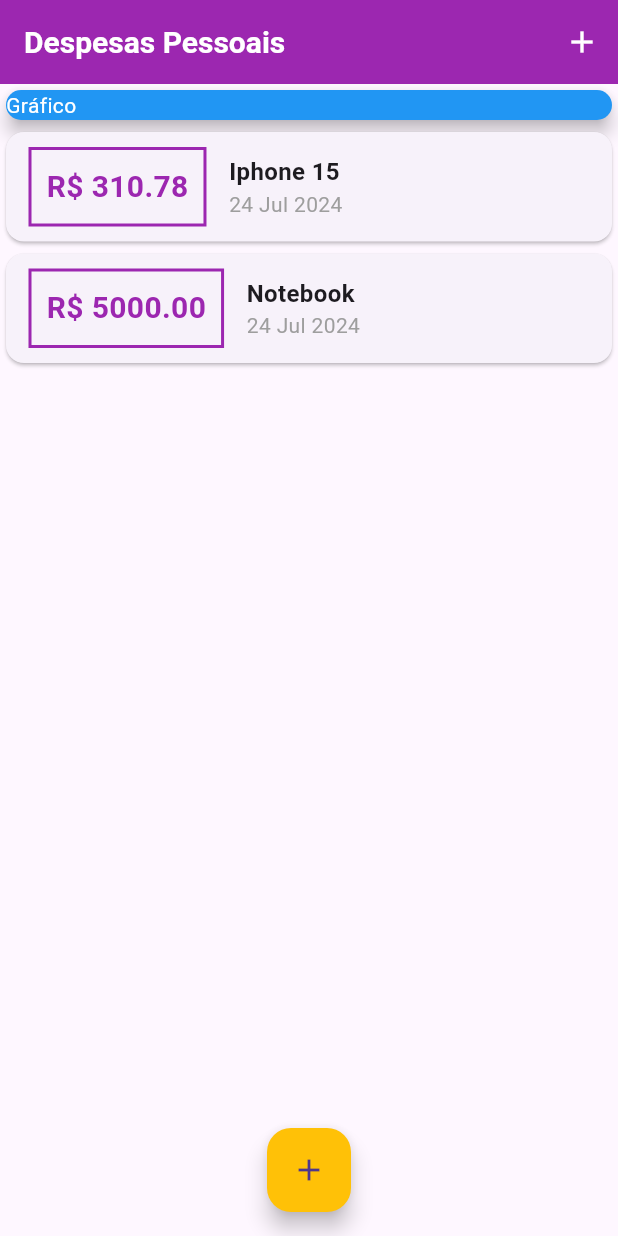
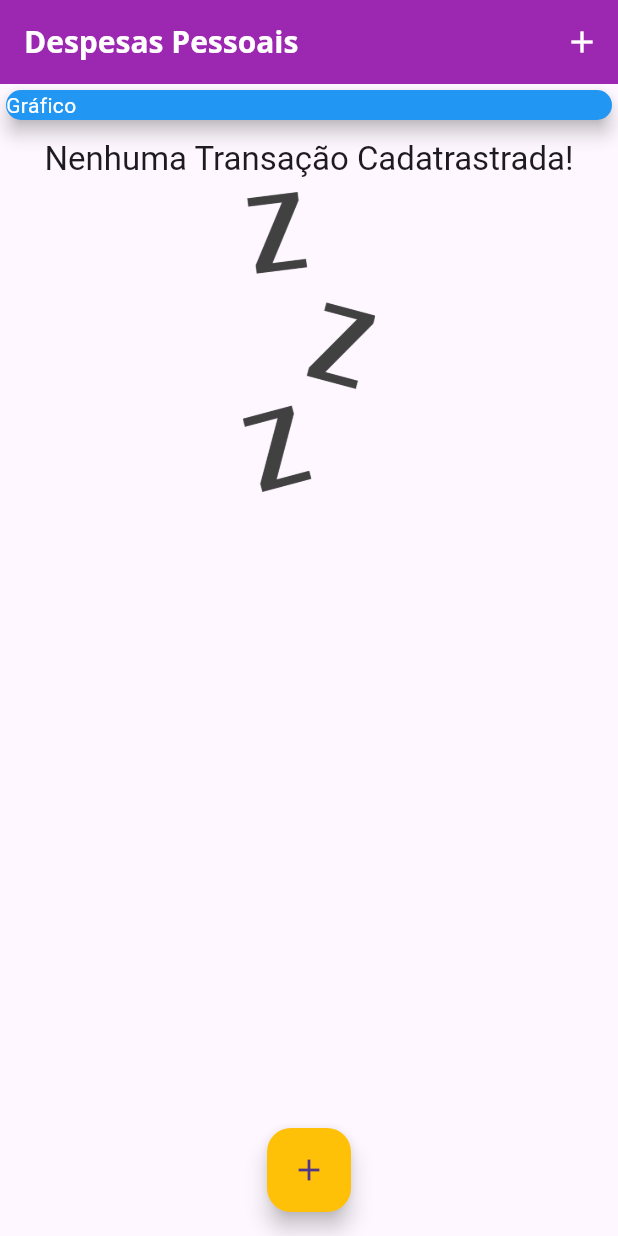
Before and after one commit to luisgs7/expenses-flutter-app, a Flutter app: the screen it shows after launch, on a phone screen of 412 x 824 dp. Run offline on Flutter 3.47's test engine with Material 3 defaults, Android fonts, the phone set to English and light mode, and no system bars.

```diff
--- a/lib/components/transaction_list.dart
+++ b/lib/components/transaction_list.dart
@@ -11,7 +11,26 @@ class TransactionList extends StatelessWidget {
   Widget build(BuildContext context) {
     return Container(
       height: 300,
-      child: ListView.builder(
+      child: transactions!.isEmpty
+          ? Column(
+              children: [
+                Padding(
+                  padding: const EdgeInsets.all(8.0),
+                  child: Text(
+                    'Nenhuma Transação Cadatrastrada!',
+                    style: Theme.of(context).textTheme.titleLarge,
+                  ),
+                ),
+                Container(
+                  height: 200,
+                  child: Image.asset(
+                    'assets/images/waiting.png',
+                    fit: BoxFit.cover,
+                  ),
+                )
+              ],
+            )
+          : ListView.builder(
               itemCount: transactions?.length,
               itemBuilder: (context, index) {
                 final tr = transactions?[index];
@@ -44,10 +63,13 @@ class TransactionList extends StatelessWidget {
                         children: [
                           Text(
                             tr!.title,
-                      style: TextStyle(
-                        fontSize: 16,
-                        fontWeight: FontWeight.bold,
-                      ),
+                            style: Theme.of(context)
+                                .textTheme
+                                .titleLarge, // Utilizando o tema no text Style
+                            // style: TextStyle(
+                            //   fontSize: 16,
+                            //   fontWeight: FontWeight.bold,
+                            // ),
                           ),
                           Text(
                             DateFormat('d MMM y').format(tr!.date),
--- a/lib/main.dart
+++ b/lib/main.dart
@@ -54,19 +54,19 @@ class MyHomePage extends StatefulWidget {
 
 class _MyHomePageState extends State<MyHomePage> {
   // const MyHomePage({super.key});
-  final _transactions = [
-    Transaction(
-      id: 't1',
-      title: 'Iphone 15',
-      value: 310.78,
-      date: DateTime.now(),
-    ),
-    Transaction(
-      id: 't2',
-      title: 'Notebook',
-      value: 5000.00,
-      date: DateTime.now(),
-    ),
+  final List<Transaction> _transactions = [
+    // Transaction(
+    //   id: 't1',
+    //   title: 'Iphone 15',
+    //   value: 310.78,
+    //   date: DateTime.now(),
+    // ),
+    // Transaction(
+    //   id: 't2',
+    //   title: 'Notebook',
+    //   value: 5000.00,
+    //   date: DateTime.now(),
+    // ),
   ];
 
   _addTransaction(String title, double value) {
```
Also changed, not shown: pubspec.yaml (+14 -7 lines), assets/fonts/OpenSans-Bold.ttf (added), assets/fonts/OpenSans-Regular.ttf (added), assets/fonts/Quicksand-Bold.ttf (added), assets/fonts/Quicksand-Light.ttf (added), assets/fonts/Quicksand-Medium.ttf (added), assets/fonts/Quicksand-Regular.ttf (added), assets/images/waiting.png (added). Lines whose indentation alone changed are shown as unchanged.
